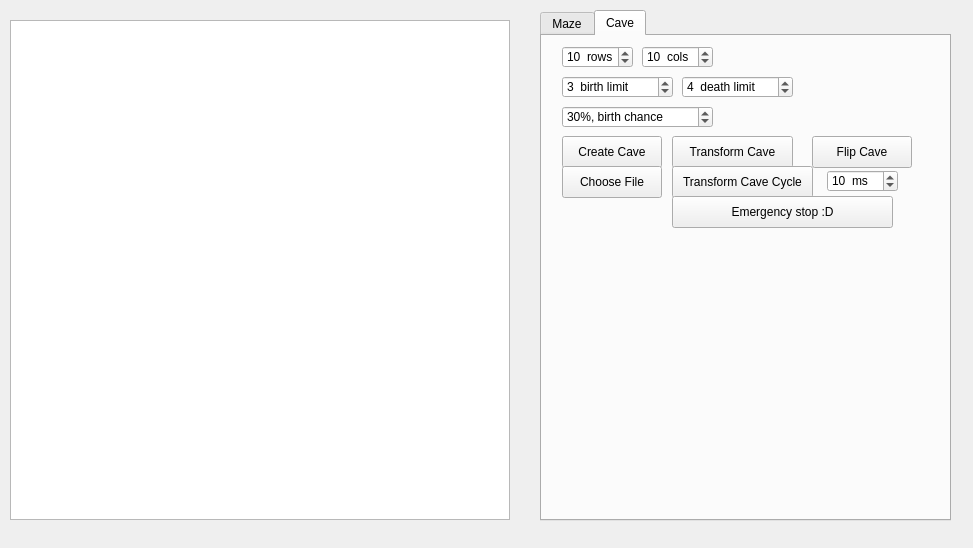
First picture: the form in src/view/view.ui, repository superhacker2002/maze, before the edit.
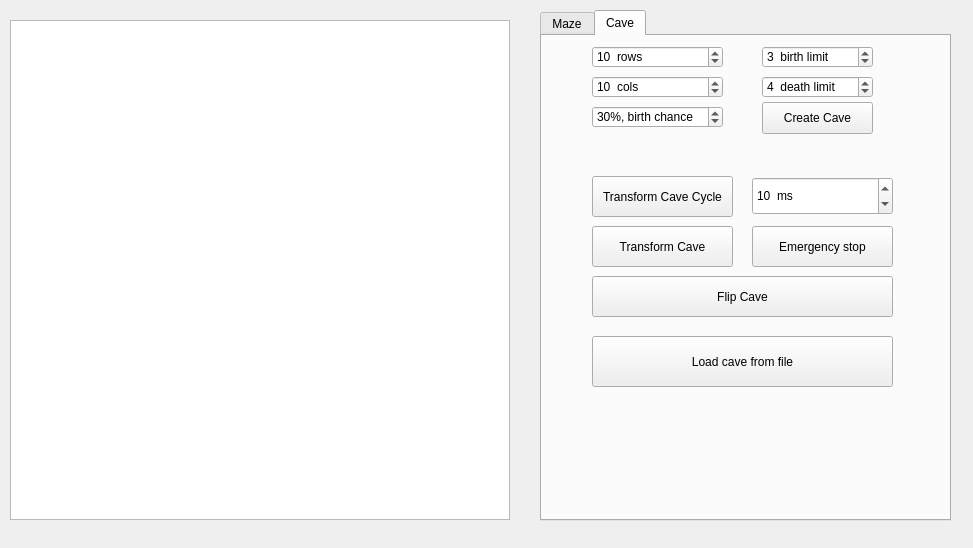
Second picture: the form after the edit.

Diff of the .ui file:
```diff
--- a/src/view/view.ui
+++ b/src/view/view.ui
@@ -255,10 +255,10 @@
      <widget class="QPushButton" name="transform_cave_button">
       <property name="geometry">
        <rect>
-        <x>130</x>
-        <y>100</y>
-        <width>121</width>
-        <height>32</height>
+        <x>50</x>
+        <y>190</y>
+        <width>141</width>
+        <height>41</height>
        </rect>
       </property>
       <property name="text">
@@ -268,9 +268,9 @@
      <widget class="QPushButton" name="create_cave_button">
       <property name="geometry">
        <rect>
-        <x>20</x>
-        <y>100</y>
-        <width>100</width>
+        <x>220</x>
+        <y>66</y>
+        <width>111</width>
         <height>32</height>
        </rect>
       </property>
@@ -281,9 +281,9 @@
      <widget class="QSpinBox" name="rows_spinbox">
       <property name="geometry">
        <rect>
-        <x>20</x>
+        <x>50</x>
         <y>10</y>
-        <width>71</width>
+        <width>131</width>
         <height>22</height>
        </rect>
       </property>
@@ -300,9 +300,9 @@
      <widget class="QSpinBox" name="cols_spinbox">
       <property name="geometry">
        <rect>
-        <x>100</x>
-        <y>10</y>
-        <width>71</width>
+        <x>50</x>
+        <y>40</y>
+        <width>131</width>
         <height>22</height>
        </rect>
       </property>
@@ -319,7 +319,7 @@
      <widget class="QSpinBox" name="death_spinbox">
       <property name="geometry">
        <rect>
-        <x>140</x>
+        <x>220</x>
         <y>40</y>
         <width>111</width>
         <height>22</height>
@@ -338,8 +338,8 @@
      <widget class="QSpinBox" name="birth_spinbox">
       <property name="geometry">
        <rect>
-        <x>20</x>
-        <y>40</y>
+        <x>220</x>
+        <y>10</y>
         <width>111</width>
         <height>22</height>
        </rect>
@@ -357,9 +357,9 @@
      <widget class="QSpinBox" name="birth_chance_spinbox">
       <property name="geometry">
        <rect>
-        <x>20</x>
+        <x>50</x>
         <y>70</y>
-        <width>151</width>
+        <width>131</width>
         <height>22</height>
        </rect>
       </property>
@@ -382,10 +382,10 @@
      <widget class="QPushButton" name="flip_cave_button">
       <property name="geometry">
        <rect>
-        <x>270</x>
-        <y>100</y>
-        <width>100</width>
-        <height>32</height>
+        <x>50</x>
+        <y>240</y>
+        <width>301</width>
+        <height>41</height>
        </rect>
       </property>
       <property name="text">
@@ -395,23 +395,23 @@
      <widget class="QPushButton" name="choose_cave_file_button">
       <property name="geometry">
        <rect>
-        <x>20</x>
-        <y>130</y>
-        <width>100</width>
-        <height>32</height>
+        <x>50</x>
+        <y>300</y>
+        <width>301</width>
+        <height>51</height>
        </rect>
       </property>
       <property name="text">
-       <string>Choose File</string>
+       <string>Load cave from file</string>
       </property>
      </widget>
      <widget class="QSpinBox" name="sleep_time">
       <property name="geometry">
        <rect>
-        <x>285</x>
-        <y>134</y>
-        <width>71</width>
-        <height>22</height>
+        <x>210</x>
+        <y>141</y>
+        <width>141</width>
+        <height>38</height>
        </rect>
       </property>
       <property name="suffix">
@@ -427,10 +427,10 @@
      <widget class="QPushButton" name="transform_cave_cycle_button">
       <property name="geometry">
        <rect>
-        <x>130</x>
-        <y>130</y>
+        <x>50</x>
+        <y>140</y>
         <width>141</width>
-        <height>32</height>
+        <height>41</height>
        </rect>
       </property>
       <property name="text">
@@ -440,14 +440,14 @@
      <widget class="QPushButton" name="stop_transform_cycle_button">
       <property name="geometry">
        <rect>
-        <x>130</x>
-        <y>160</y>
-        <width>221</width>
-        <height>32</height>
+        <x>210</x>
+        <y>190</y>
+        <width>141</width>
+        <height>41</height>
        </rect>
       </property>
       <property name="text">
-       <string>Emergency stop :D</string>
+       <string>Emergency stop</string>
       </property>
      </widget>
     </widget>
```
